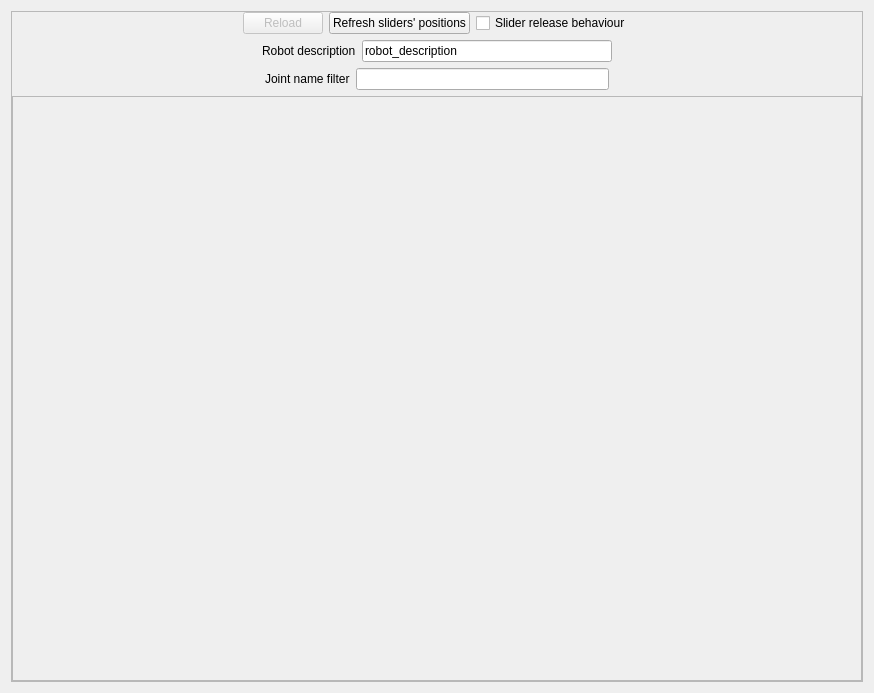
The window that sr_gui_joint_slider/uis/SrJointSlider.ui (shadow-robot/sr_visualization_common) describes before a commit, drawn with Qt 5.
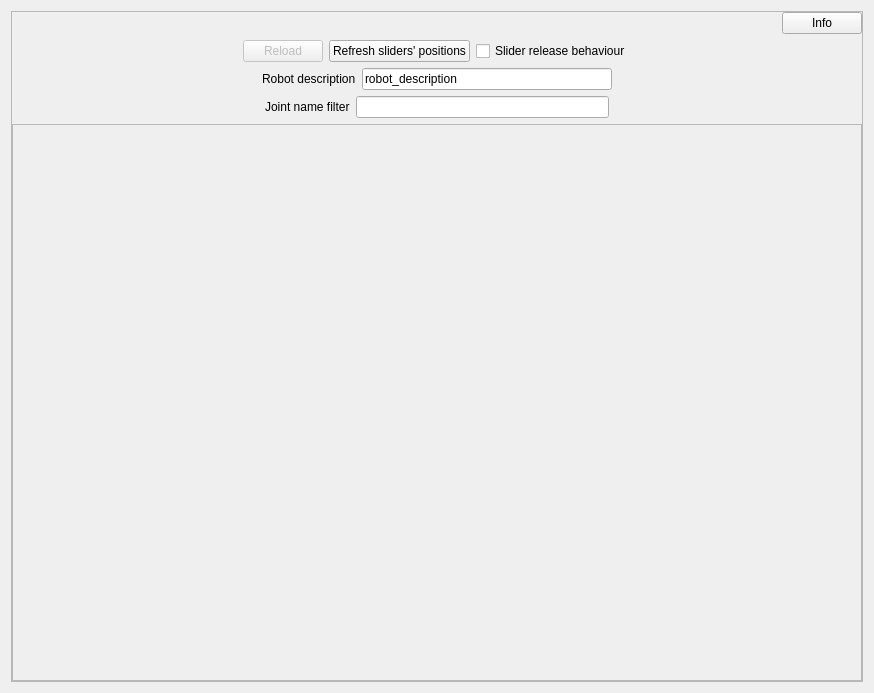
The same window after the commit.

Commit message: updating joint sliders

```diff
--- a/sr_gui_joint_slider/uis/SrJointSlider.ui
+++ b/sr_gui_joint_slider/uis/SrJointSlider.ui
@@ -37,6 +37,39 @@
         <property name="margin">
          <number>0</number>
         </property>
+        <property name="topMargin">
+         <number>0</number>
+        </property>
+        <property name="rightMargin">
+         <number>0</number>
+        </property>
+        <property name="bottomMargin">
+         <number>0</number>
+        </property>
+        <item>
+         <layout class="QHBoxLayout" name="horizontalLayout_6">
+          <item>
+           <spacer name="horizontalSpacer_7">
+            <property name="orientation">
+             <enum>Qt::Horizontal</enum>
+            </property>
+            <property name="sizeHint" stdset="0">
+             <size>
+              <width>40</width>
+              <height>20</height>
+             </size>
+            </property>
+           </spacer>
+          </item>
+          <item>
+           <widget class="QPushButton" name="information_btn">
+            <property name="text">
+             <string>Info</string>
+            </property>
+           </widget>
+          </item>
+         </layout>
+        </item>
         <item>
          <layout class="QHBoxLayout" name="horizontalLayout_2">
           <property name="spacing">
@@ -192,7 +225,7 @@
              <x>0</x>
              <y>0</y>
              <width>850</width>
-             <height>564</height>
+             <height>545</height>
             </rect>
            </property>
            <property name="minimumSize">
```
Left out of the diff: 13 changed lines with no effect on the pictures. The commit also changes 1 other file.
